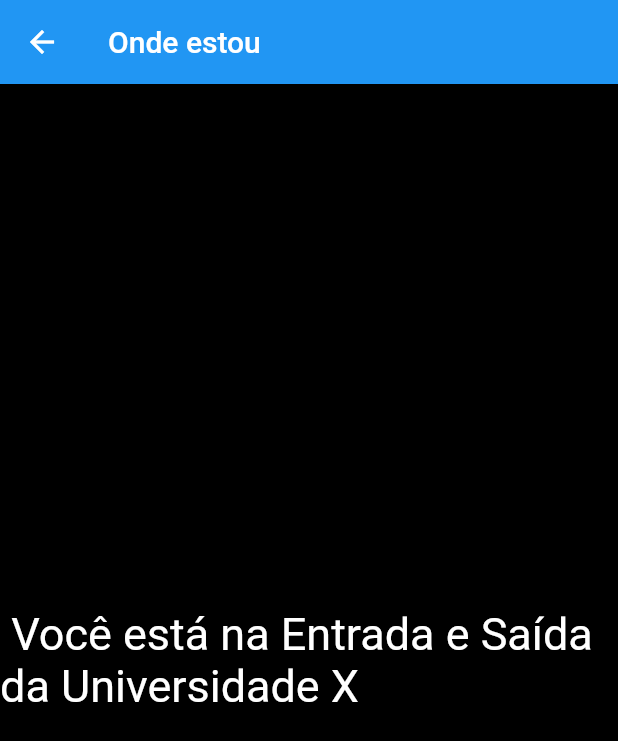
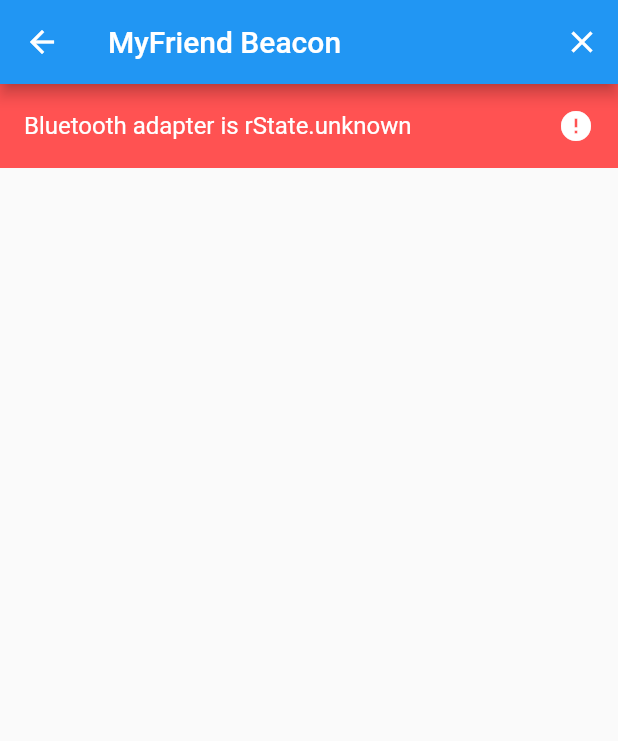
Before and after one commit to Nabosne/MyFriend, a Flutter app: the screen it shows after launch, after a tap on an icon or button, on a phone screen of 412 x 824 dp. Shown: the top 741 px of the screen. Run offline on Flutter 3.47's test engine with Material 2 defaults, Android fonts, the phone set to English and light mode, and no system bars; our stand-ins replace flutter_blue; missing offline and left inert: flutter_blue_beacon.

Commit message:
junção de codigo para rastrear o beacon + ajustes

```diff
--- a/lib/ui/Home.dart
+++ b/lib/ui/Home.dart
@@ -31,36 +31,36 @@ class _HomeState extends State<Home> {
         childAspectRatio: widthScreen / heightScreen * 1.68,
         children: <Widget>[
           Container(
-            child: buildButton(
+            child: _buildButton(
                 context, "Onde\nestou?", Colors.black, Colors.white,
                 destino: OndeEstou()),
           ),
           Container(
-            child: buildButton(
+            child: _buildButton(
                 context, "Descrever\nEspaço", Colors.white, Colors.black,
                 destino: DescreverEspaco()),
           ),
           Container(
-            child: buildButton(context, "Destinos", Colors.white, Colors.black,
+            child: _buildButton(context, "Destinos", Colors.white, Colors.black,
                 destino: Destinos()),
           ),
           Container(
-            child: buildButton(context, "Locais", Colors.black, Colors.white,
+            child: _buildButton(context, "Locais", Colors.black, Colors.white,
                 destino: Locais()),
           ),
           Container(
-            child: buildButton(context, "Tutorial", Colors.black, Colors.white,
+            child: _buildButton(context, "Tutorial", Colors.black, Colors.white,
                 destino: Tutorial()),
           ),
           Container(
-              child: buildButton(context, "Sair", Colors.white, Colors.black)
+              child: _buildButton(context, "Sair", Colors.white, Colors.black)
           ),
         ],
       ),
     );
   }
 
-  Widget buildButton(
+  Widget _buildButton(
       BuildContext context, String label, Color buttonColor, Color textColor,
       {dynamic destino}) {
     return FlatButton(
--- a/lib/ui/OndeEstou.dart
+++ b/lib/ui/OndeEstou.dart
@@ -1,18 +1,162 @@
+import 'dart:async';
+
 import 'package:flutter/material.dart';
+import 'package:flutter_blue/flutter_blue.dart';
+import 'package:flutter_blue_beacon/flutter_blue_beacon.dart';
+import 'package:myfriend/helpers/widgets.dart';
 
+class OndeEstou extends StatefulWidget {
+  @override
+  _OndeEstouState createState() => _OndeEstouState();
+}
 
-class OndeEstou extends StatelessWidget {
+class _OndeEstouState extends State<OndeEstou> {
+  FlutterBlueBeacon flutterBlueBeacon = FlutterBlueBeacon.instance;
+  FlutterBlue _flutterBlue = FlutterBlue.instance;
+
+  /// Scanning
+  StreamSubscription _scanSubscription;
+  Map<int, Beacon> beacons = new Map();
+  bool isScanning = false;
+
+  /// State
+  StreamSubscription _stateSubscription;
+  BluetoothState state = BluetoothState.unknown;
+
+  @override
+  void initState() {
+    super.initState();
+    // Immediately get the state of FlutterBlue
+    _flutterBlue.state.then((s) {
+      setState(() {
+        state = s;
+      });
+    });
+    // Subscribe to state changes
+    _stateSubscription = _flutterBlue.onStateChanged().listen((s) {
+      setState(() {
+        state = s;
+      });
+    });
+  }
+  @override
+  void dispose() {
+    _stateSubscription?.cancel();
+    _stateSubscription = null;
+    _scanSubscription?.cancel();
+    _scanSubscription = null;
+    super.dispose();
+  }
+
+  _clearAllBeacons() {
+    setState(() {
+      beacons = Map<int, Beacon>();
+    });
+  }
+
+  _startScan() {
+    print("Scanning now");
+    _scanSubscription = flutterBlueBeacon
+        .scan(timeout: const Duration(seconds: 20))
+        .listen((beacon) {
+      print('localName: ${beacon.scanResult.advertisementData.localName}');
+      print(
+          'manufacturerData: ${beacon.scanResult.advertisementData.manufacturerData}');
+      print('serviceData: ${beacon.scanResult.advertisementData.serviceData}');
+      setState(() {
+        beacons[beacon.hash] = beacon;
+      });
+    }, onDone: _stopScan);
+
+    setState(() {
+      isScanning = true;
+    });
+  }
+
+  _stopScan() {
+    print("Scan stopped");
+    _scanSubscription?.cancel();
+    _scanSubscription = null;
+    setState(() {
+      isScanning = false;
+    });
+  }
+
+  _buildScanningButton() {
+    if (state != BluetoothState.on) {
+      return null;
+    }
+    if (isScanning) {
+      return new FloatingActionButton(
+        child: new Icon(Icons.stop),
+        onPressed: _stopScan,
+        backgroundColor: Colors.red,
+      );
+    } else {
+      return new FloatingActionButton(
+          child: new Icon(Icons.search), onPressed: _startScan);
+    }
+  }
+
+  _buildScanResultTiles() {
+    return beacons.values.map<Widget>((b) {
+      if (b is IBeacon) {
+        return IBeaconCard(iBeacon: b);
+      }
+      if (b is EddystoneUID) {
+        return EddystoneUIDCard(eddystoneUID: b);
+      }
+      if (b is EddystoneEID) {
+        return EddystoneEIDCard(eddystoneEID: b);
+      }
+      return Card();
+    }).toList();
+  }
+
+  _buildAlertTile() {
+    return new Container(
+      color: Colors.redAccent,
+      child: new ListTile(
+        title: new Text(
+          'Bluetooth adapter is ${state.toString().substring(15)}',
+          style: Theme.of(context).primaryTextTheme.subhead,
+        ),
+        trailing: new Icon(
+          Icons.error,
+          color: Theme.of(context).primaryTextTheme.subhead.color,
+        ),
+      ),
+    );
+  }
+  _buildProgressBarTile() {
+    return new LinearProgressIndicator();
+  }
+
   @override
   Widget build(BuildContext context) {
+    var tiles = new List<Widget>();
+    if (state != BluetoothState.on) {
+      tiles.add(_buildAlertTile());
+    }
+
+    tiles.addAll(_buildScanResultTiles());
+
     return Scaffold(
-        backgroundColor: Colors.black,
-        appBar: AppBar(
-          title: Text('Onde estou'),
-        ),
-        body: Center(
-            child: Text(
-              ' Você está na Entrada e Saída da Universidade X',
-              style: TextStyle(fontSize: 30.0, color: Colors.white),
-            )));
+      appBar: new AppBar(
+        title: const Text('MyFriend Beacon'),
+        actions: <Widget>[
+          IconButton(icon: Icon(Icons.clear), onPressed: _clearAllBeacons)
+        ],
+      ),
+      floatingActionButton: _buildScanningButton(),
+      body: new Stack(
+        children: <Widget>[
+          (isScanning) ? _buildProgressBarTile() : new Container(),
+          new ListView(
+            children: tiles,
+          )
+        ],
+      ),
+    );
   }
 }
--- a/pubspec.yaml
+++ b/pubspec.yaml
@@ -28,6 +28,7 @@ dependencies:
   # The following adds the Cupertino Icons font to your application.
   # Use with the CupertinoIcons class for iOS style icons.
   cupertino_icons: ^0.1.3
+  flutter_blue_beacon: ^0.0.2
 
 dev_dependencies:
   flutter_test:
```
Also changed, not shown: lib/helpers/widgets.dart (added, +72 -0 lines), 1 other file.
